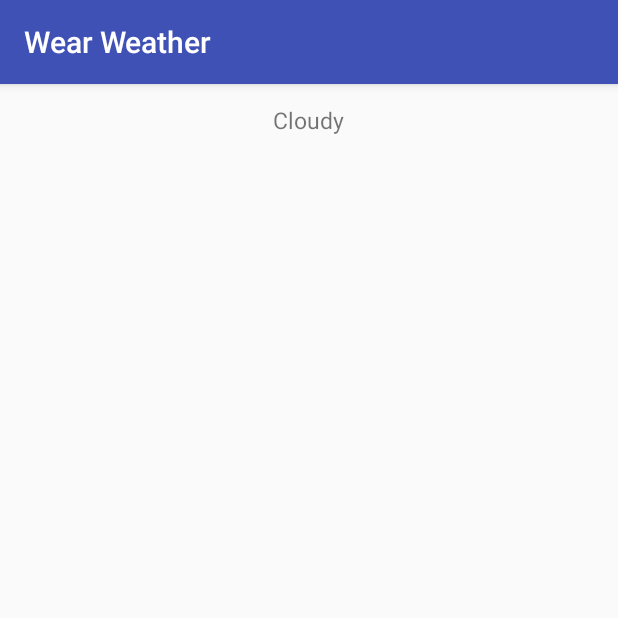
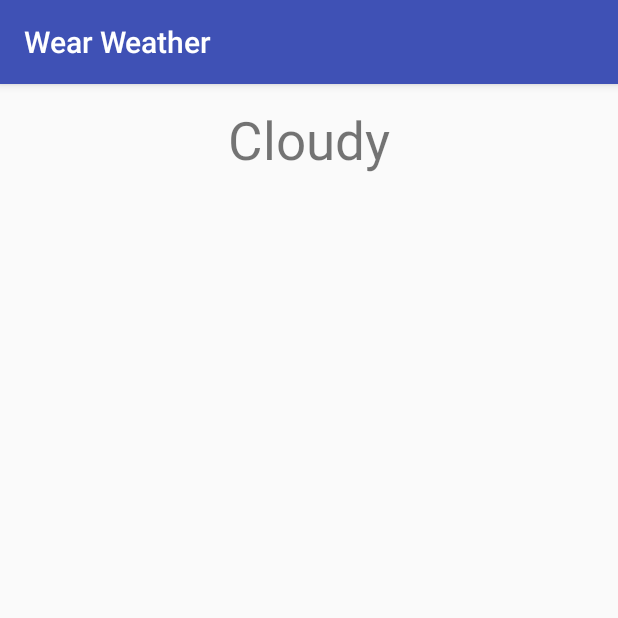
Before and after one commit to kartikmittal33/WearWeather, an Android app: the ClothingSuggestions screen opened directly, with no data from a screen before it, on a phone screen of 412 x 824 dp, the top half of it. Run offline under Robolectric (Android 15) with nearby library versions, the phone set to English and light mode, and no system bars.

Commit message:
Version 11

```diff
--- a/app/src/main/java/boilermake/wearweather/MainActivity.java
+++ b/app/src/main/java/boilermake/wearweather/MainActivity.java
@@ -168,7 +168,7 @@ public class MainActivity extends AppCompatActivity {
         //  Log.d("myTag", "I am here");
         boolean checked = ((RadioButton) view).isChecked();
         Log.d("tempUnit", String.valueOf(view.getId()));
-        nextTempUnit = "°F";
+//        nextTempUnit = "°F";
         //recalculateTemps(currTempUnit, nextTempUnit);
         // Check which radio button was clicked
         switch(view.getId()) {
--- a/app/src/main/res/layout/activity_clothing_suggestions.xml
+++ b/app/src/main/res/layout/activity_clothing_suggestions.xml
@@ -14,5 +14,5 @@
         android:layout_centerHorizontal="true"
         android:layout_marginTop="13dp"
         android:text="@string/description"
-        android:textSize="15sp" />
+        android:textSize="35sp" />
 </RelativeLayout>
--- a/app/src/main/res/layout/main_layout.xml
+++ b/app/src/main/res/layout/main_layout.xml
@@ -61,6 +61,7 @@
             android:layout_toEndOf="@id/loTemp"
             android:text="°F"
             android:textSize="17dp"/>
+
         <RadioGroup
             android:layout_width="wrap_content"
             android:layout_height="wrap_content"
@@ -130,6 +131,7 @@
                 android:id="@+id/descriptionStringTextView"
                 android:layout_marginTop="10dp"
                 android:text="descriptionString"
+                android:layout_gravity="center"
                 android:textSize="20dp"
                 android:layout_centerHorizontal="true"/>
             <TextView
```
